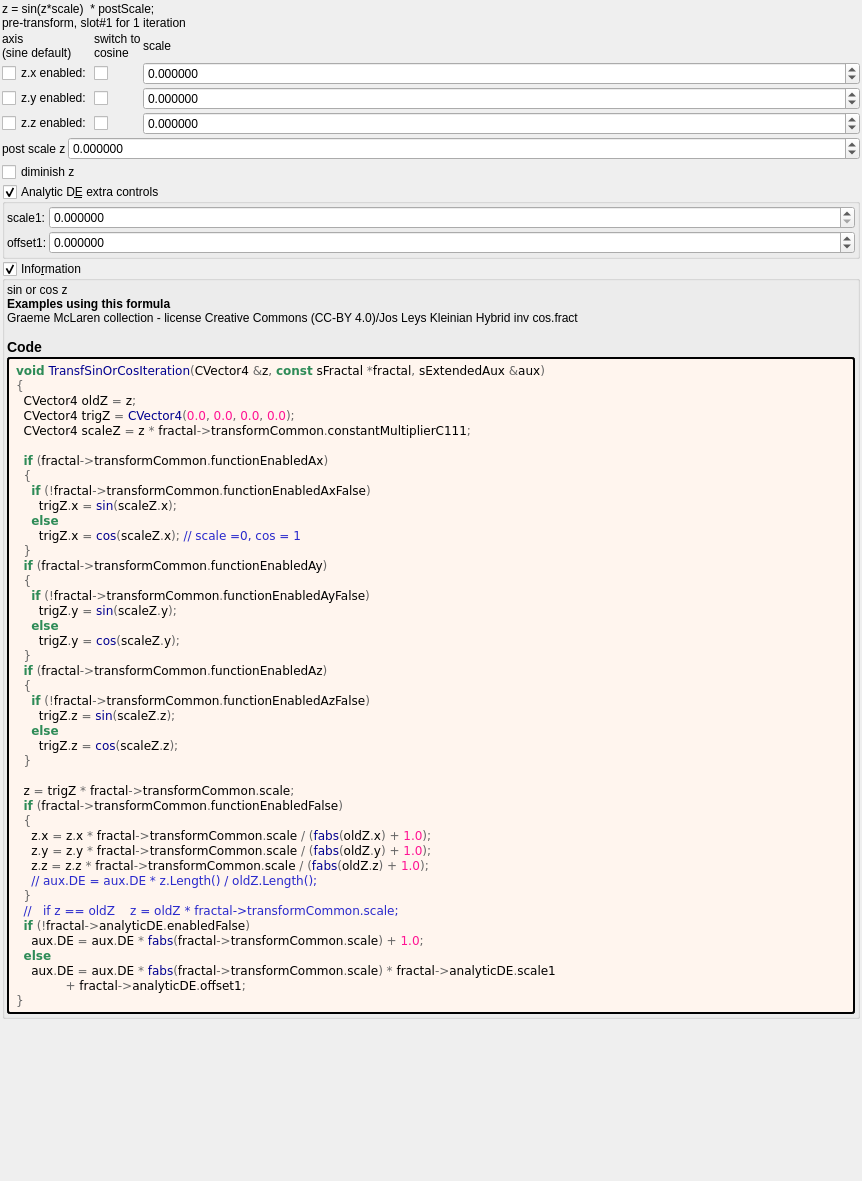
Above: mandelbulber2/formula/ui/transf_sin_or_cos.ui from buddhi1980/mandelbulber2 before the change. Below: the same form after it.
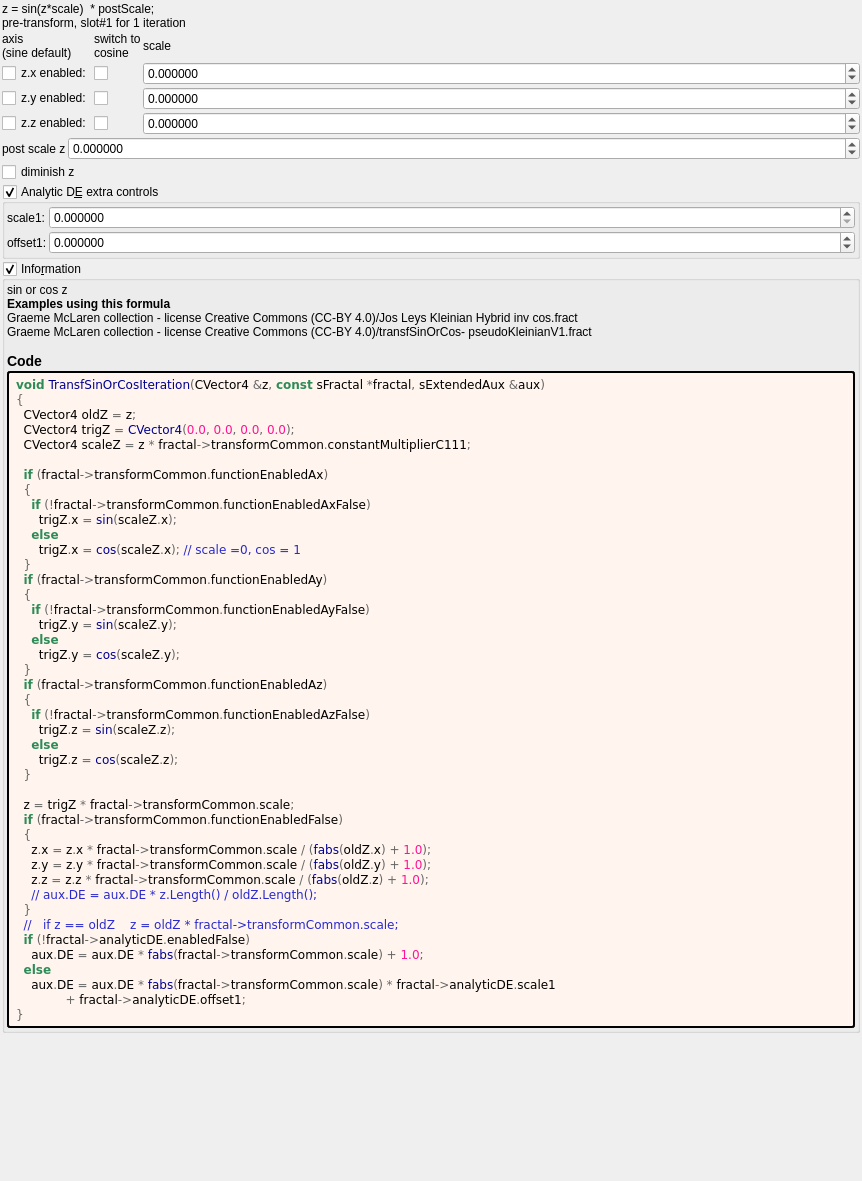
That is the form after the change. Custom widgets are drawn as their Qt base class.

Diff of the .ui file:
```diff
--- a/mandelbulber2/formula/ui/transf_sin_or_cos.ui
+++ b/mandelbulber2/formula/ui/transf_sin_or_cos.ui
@@ -381,7 +381,7 @@
         <property name="text">
          <string notr="true">&lt;p&gt;sin or cos z&lt;/p&gt;&lt;table&gt;
 &lt;/table&gt;
-&lt;br&gt;&lt;b&gt;Examples using this formula&lt;/b&gt;&lt;br&gt;Graeme McLaren  collection - license Creative Commons  (CC-BY 4.0)/Jos Leys Kleinian Hybrid inv cos.fract&lt;h3&gt;Code&lt;/h3&gt;</string>
+&lt;br&gt;&lt;b&gt;Examples using this formula&lt;/b&gt;&lt;br&gt;Graeme McLaren  collection - license Creative Commons  (CC-BY 4.0)/Jos Leys Kleinian Hybrid inv cos.fract&lt;br&gt;Graeme McLaren  collection - license Creative Commons  (CC-BY 4.0)/transfSinOrCos- pseudoKleinianV1.fract&lt;h3&gt;Code&lt;/h3&gt;</string>
         </property>
         <property name="wordWrap">
          <bool>true</bool>
```
